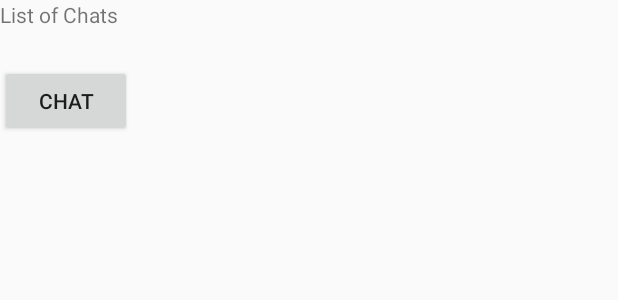
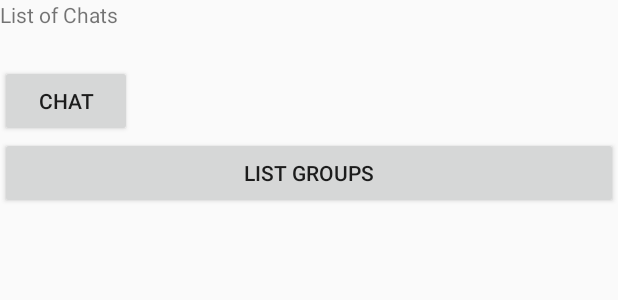
Before and after one commit to prateekmadhikar/ece416chat, an Android app: the layout activity_main.xml on its own in the app's theme, with its tools: preview values and no code run, on a phone screen of 412 x 824 dp. Shown: the top 300 px of the screen. Run offline under Robolectric (Android 15) with nearby library versions, the phone set to English and light mode, and no system bars.

Commit message:
Websocket implementation for GetGroupList

```diff
--- a/app/Snaikbytes/app/build.gradle
+++ b/app/Snaikbytes/app/build.gradle
@@ -5,7 +5,7 @@ android {
     buildToolsVersion "25.0.2"
     defaultConfig {
         applicationId "ece416.snaikbytes"
-        minSdkVersion 15
+        minSdkVersion 19
         targetSdkVersion 24
         versionCode 1
         versionName "1.0"
@@ -27,5 +27,6 @@ dependencies {
     compile 'com.android.support:appcompat-v7:24.2.1'
     compile 'com.android.support.constraint:constraint-layout:1.0.0-alpha8'
     compile 'com.android.support:design:24.2.1'
+    compile "org.java-websocket:Java-WebSocket:1.3.0"
     testCompile 'junit:junit:4.12'
 }
--- a/app/Snaikbytes/app/src/main/res/layout/activity_main.xml
+++ b/app/Snaikbytes/app/src/main/res/layout/activity_main.xml
@@ -25,4 +25,12 @@
         android:layout_width="wrap_content"
         android:text="Chat"
         android:onClick="startChatActivity" />
+
+    <Button
+        android:id="@+id/listGroup"
+        android:layout_width="match_parent"
+        android:layout_height="wrap_content"
+        android:onClick="ListGroups"
+        android:text="List Groups" />
+
 </LinearLayout>
```
Also changed, not shown: app/Snaikbytes/app/src/main/java/ece416/snaikbytes/MainActivity.java (+12 -0 lines), app/Snaikbytes/app/src/main/java/ece416/snaikbytes/MessageManager.java (+60 -2 lines).
